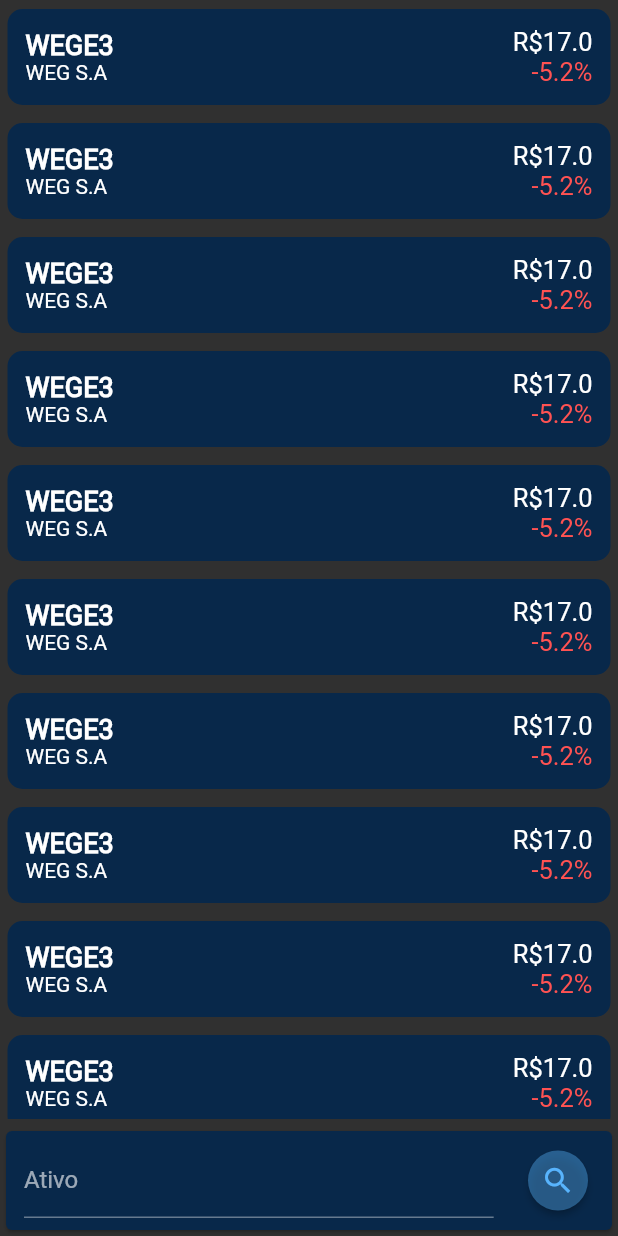
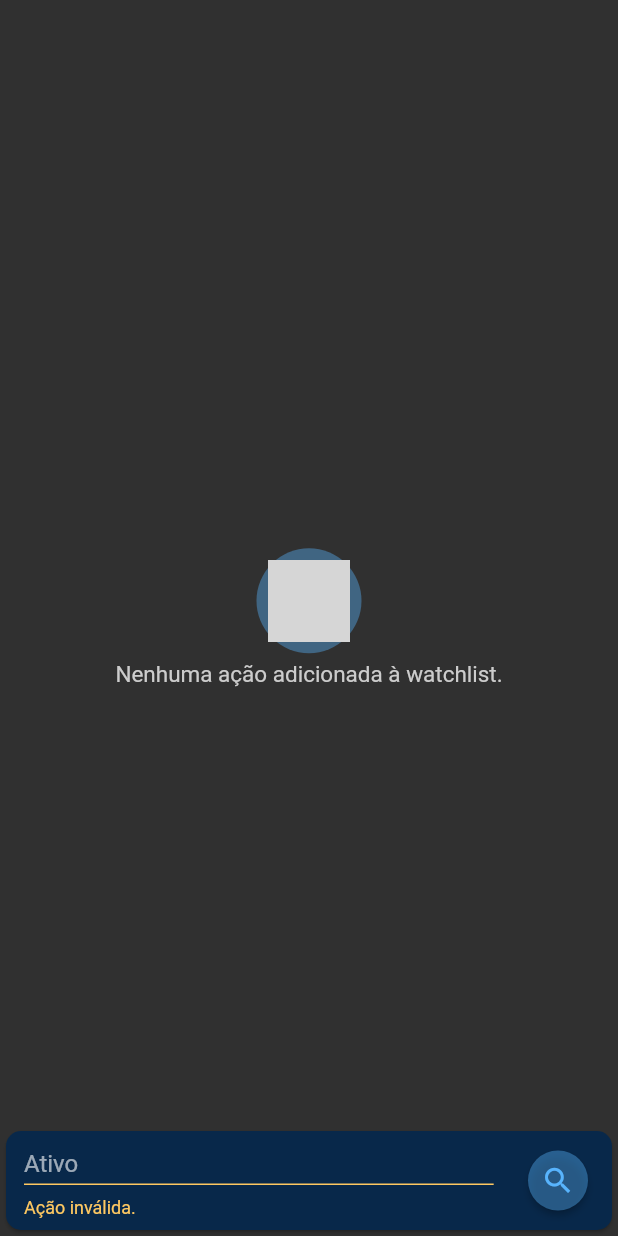
Before and after one commit to pulszao/investing, a Flutter app: the WatchlistScreen screen opened directly, after a tap on the "search" icon, on a phone screen of 412 x 824 dp. Run offline on Flutter 3.47's test engine with Material 2 defaults, Android fonts, the phone set to English and light mode, and no system bars; our stand-ins replace dropdown_search, flutter_secure_storage, material_design_icons_flutter, syncfusion_flutter_charts; accounts and stored records are empty; grey boxes are pictures that could not be loaded.

Commit message:
Integrating watchlist with IEX api

```diff
--- a/lib/components/card/stock_watchlist_card.dart
+++ b/lib/components/card/stock_watchlist_card.dart
@@ -8,6 +8,7 @@ class StockWatchlistCard extends StatelessWidget {
   final double dailyChange;
   final String stockSymbol;
   final String stockDescription;
+  final void Function()? removeStock;
 
   const StockWatchlistCard({
     Key? key,
@@ -15,6 +16,7 @@ class StockWatchlistCard extends StatelessWidget {
     required this.stockDescription,
     required this.nowPrice,
     required this.dailyChange,
+    required this.removeStock,
   }) : super(key: key);
 
   @override
@@ -25,11 +27,9 @@ class StockWatchlistCard extends StatelessWidget {
           context: context,
           builder: (_) => StandardModal(
             label: 'Excluir item',
-            body: 'Tem certeza que você deseja remover WEGE3 de sua watchlist?',
+            body: 'Tem certeza que você deseja remover $stockSymbol de sua watchlist?',
             confirmButtonLabel: 'Remover',
-            confirmButtonFunction: () {
-              Navigator.pop(context);
-            },
+            confirmButtonFunction: removeStock,
           ),
         );
       },
@@ -71,13 +71,13 @@ class StockWatchlistCard extends StatelessWidget {
                     crossAxisAlignment: CrossAxisAlignment.end,
                     children: [
                       Text(
-                        'R\$$nowPrice',
+                        'R\$${nowPrice.toStringAsFixed(2)}',
                         style: kBaseTextStyle(
                           fontSize: 17,
                         ),
                       ),
                       Text(
-                        '$dailyChange%',
+                        '${dailyChange.toStringAsFixed(2)}%',
                         style: kBaseTextStyle(
                           fontSize: 17,
                           color: dailyChange > 0 ? Colors.greenAccent : Colors.redAccent,
--- /dev/null
+++ b/lib/components/modal/scaffold_modal.dart
@@ -0,0 +1,25 @@
+import 'package:flutter/material.dart';
+import '../../../constants.dart';
+
+ScaffoldFeatureController<SnackBar, SnackBarClosedReason> showScaffoldModal({
+  required BuildContext context,
+  required String message,
+  required int duration,
+  Color? backgroundColor,
+  Color? textColor,
+}) {
+  return ScaffoldMessenger.of(context).showSnackBar(
+    SnackBar(
+      behavior: SnackBarBehavior.floating,
+      duration: Duration(seconds: duration),
+      backgroundColor: backgroundColor ?? kColorScheme.error,
+      content: Text(
+        message,
+        style: kBaseTextStyle(
+          fontSize: 15,
+          color: textColor ?? Colors.white,
+        ),
+      ),
+    ),
+  );
+}
--- /dev/null
+++ b/lib/provider/wachlist/watchlist_provider.dart
@@ -0,0 +1,14 @@
+import 'package:flutter/material.dart';
+
+class WatchlistProvider extends ChangeNotifier {
+  String _stock = '';
+
+  void setNewStock(String stock) {
+    _stock = stock.toUpperCase();
+    notifyListeners();
+  }
+
+  String getNewStock() {
+    return _stock;
+  }
+}
--- a/lib/screens/watchlist/watchlist_screen.dart
+++ b/lib/screens/watchlist/watchlist_screen.dart
@@ -1,6 +1,12 @@
 import 'package:flutter/material.dart';
+import 'package:investing/components/modal/loading_modal.dart';
+import 'package:investing/components/modal/scaffold_modal.dart';
+import 'package:investing/storage/user_secure_storage.dart';
+import 'package:provider/provider.dart';
 import '../../components/card/stock_watchlist_card.dart';
-import '../../constants.dart';
+import '../../../constants.dart';
+import '../../../provider/wachlist/watchlist_provider.dart';
+import '../../services/get_quote/get_quote.dart';
 
 class WatchlistScreen extends StatefulWidget {
   const WatchlistScreen({Key? key}) : super(key: key);
@@ -10,90 +16,29 @@ class WatchlistScreen extends StatefulWidget {
 }
 
 class _WatchlistScreenState extends State<WatchlistScreen> {
+  bool buildWidgets = false;
+  final _newStockKey = GlobalKey<FormState>();
+  TextEditingController stockFormController = TextEditingController();
+  List<StockWatchlistCard> stocksWidgets = [];
+
+  @override
+  void initState() {
+    getStockQuotes();
+    super.initState();
+  }
+
   @override
   Widget build(BuildContext context) {
-    List<StockWatchlistCard> stocksWidgets = const [
-      StockWatchlistCard(
-        stockSymbol: 'WEGE3',
-        stockDescription: 'WEG S.A',
-        nowPrice: 17,
-        dailyChange: -5.2,
-      ),
-      StockWatchlistCard(
-        stockSymbol: 'WEGE3',
-        stockDescription: 'WEG S.A',
-        nowPrice: 17,
-        dailyChange: -5.2,
-      ),
-      StockWatchlistCard(
-        stockSymbol: 'WEGE3',
-        stockDescription: 'WEG S.A',
-        nowPrice: 17,
-        dailyChange: -5.2,
-      ),
-      StockWatchlistCard(
-        stockSymbol: 'WEGE3',
-        stockDescription: 'WEG S.A',
-        nowPrice: 17,
-        dailyChange: -5.2,
-      ),
-      StockWatchlistCard(
-        stockSymbol: 'WEGE3',
-        stockDescription: 'WEG S.A',
-        nowPrice: 17,
-        dailyChange: -5.2,
-      ),
-      StockWatchlistCard(
-        stockSymbol: 'WEGE3',
-        stockDescription: 'WEG S.A',
-        nowPrice: 17,
-        dailyChange: -5.2,
-      ),
-      StockWatchlistCard(
-        stockSymbol: 'WEGE3',
-        stockDescription: 'WEG S.A',
-        nowPrice: 17,
-        dailyChange: -5.2,
-      ),
-      StockWatchlistCard(
-        stockSymbol: 'WEGE3',
-        stockDescription: 'WEG S.A',
-        nowPrice: 17,
-        dailyChange: -5.2,
-      ),
-      StockWatchlistCard(
-        stockSymbol: 'WEGE3',
-        stockDescription: 'WEG S.A',
-        nowPrice: 17,
-        dailyChange: -5.2,
-      ),
-      StockWatchlistCard(
-        stockSymbol: 'WEGE3',
-        stockDescription: 'WEG S.A',
-        nowPrice: 17,
-        dailyChange: -5.2,
-      ),
-      StockWatchlistCard(
-        stockSymbol: 'WEGE3',
-        stockDescription: 'WEG S.A',
-        nowPrice: 17,
-        dailyChange: -5.2,
-      ),
-      StockWatchlistCard(
-        stockSymbol: 'WEGE3',
-        stockDescription: 'WEG S.A',
-        nowPrice: 17,
-        dailyChange: -5.2,
-      ),
-    ];
-
-    return Scaffold(
-      body: GestureDetector(
+    return GestureDetector(
       onTap: () => FocusScope.of(context).unfocus(), // dismiss keyboard
-        child: SafeArea(
-          child: Stack(
+      child: Scaffold(
+        body: SafeArea(
+          child: !buildWidgets
+              ? kCircularLoading
+              : Stack(
                   children: [
-              Padding(
+                    stocksWidgets.isNotEmpty
+                        ? Padding(
                             padding: const EdgeInsets.only(bottom: 78.0),
                             child: SingleChildScrollView(
                               child: Column(
@@ -114,12 +59,17 @@ class _WatchlistScreenState extends State<WatchlistScreen> {
                                 ],
                               ),
                             ),
+                          )
+                        : notFound(
+                            height: 0,
+                            label: 'Nenhuma ação adicionada à watchlist.',
                           ),
                     Column(
                       mainAxisAlignment: MainAxisAlignment.end,
                       children: [
                         Card(
                           color: kColorScheme.surface,
+                          shape: const RoundedRectangleBorder(borderRadius: BorderRadius.all(Radius.circular(10))),
                           child: Padding(
                             padding: const EdgeInsets.symmetric(horizontal: 12.0, vertical: 8),
                             child: Row(
@@ -128,15 +78,30 @@ class _WatchlistScreenState extends State<WatchlistScreen> {
                                 SizedBox(
                                   width: MediaQuery.of(context).size.width * 0.76,
                                   height: 50,
+                                  child: Form(
+                                    key: _newStockKey,
                                     child: TextFormField(
                                       decoration: const InputDecoration(
                                         labelText: 'Ativo',
+                                      ),
+                                      controller: stockFormController,
+                                      validator: (stock) {
+                                        if (stock != null && stock.trim() == '') {
+                                          return 'Ação inválida.';
+                                        }
+                                        return null;
+                                      },
+                                      onChanged: (stock) {
+                                        if (stock.trim() != '') {
+                                          Provider.of<WatchlistProvider>(context, listen: false).setNewStock(stock.trim());
+                                        }
+                                      },
                                     ),
                                   ),
                                 ),
                                 FloatingActionButton(
                                   heroTag: 'search',
-                            onPressed: () {},
+                                  onPressed: addStockToWatchlist,
                                   materialTapTargetSize: MaterialTapTargetSize.padded,
                                   mini: true,
                                   elevation: 2,
@@ -159,4 +124,156 @@ class _WatchlistScreenState extends State<WatchlistScreen> {
       ),
     );
   }
+
+  void removeStockFromWatchlist({required String code}) async {
+    loadingModalCall(context);
+
+    Provider.of<WatchlistProvider>(context, listen: false).setNewStock(code);
+
+    try {
+      List<String>? watchlist = await UserSecureStorage.getWatchlist();
+      watchlist!.remove(code);
+
+      // update stocks
+      UserSecureStorage.setWatchlist(watchlist);
+
+      getStockQuotes(remove: true);
+    } catch (_) {
+      // pop loading modal
+      if (!mounted) return;
+      Navigator.pop(context);
+      Provider.of<WatchlistProvider>(context, listen: false).setNewStock('');
     }
+  }
+
+  void addStockToWatchlist() async {
+    if (_newStockKey.currentState!.validate()) {
+      List<String>? watchlist = await UserSecureStorage.getWatchlist();
+
+      if (!mounted) return;
+      loadingModalCall(context);
+
+      String stock = Provider.of<WatchlistProvider>(context, listen: false).getNewStock();
+
+      if (!watchlist!.contains(stock)) {
+        // get stock quote
+        Map? data = await getSingleQuote(code: stock);
+
+        try {
+          watchlist.add(data!['symbol']);
+
+          // save stock locally
+          UserSecureStorage.setWatchlist(watchlist);
+
+          getStockQuotes();
+        } catch (_) {
+          // pop loading modal
+          if (!mounted) return;
+          Navigator.pop(context);
+          Provider.of<WatchlistProvider>(context, listen: false).setNewStock('');
+
+          // error scaffold modal
+          showScaffoldModal(
+            context: context,
+            message: "Desculpa, tivemos problemas ao adicionar '$stock' à sua watchlist.",
+            duration: 3,
+          );
+
+          // no stock was added
+          setState(() {
+            buildWidgets = true;
+            stockFormController.clear();
+          });
+        }
+      } else {
+        if (!mounted) return;
+        Navigator.pop(context);
+        Provider.of<WatchlistProvider>(context, listen: false).setNewStock('');
+        stockFormController.clear();
+
+        // error scaffold modal
+        showScaffoldModal(
+          context: context,
+          message: "'$stock' já está em sua watchlist.",
+          duration: 3,
+        );
+      }
+    }
+  }
+
+  void getStockQuotes({bool remove = false}) async {
+    String newStock = Provider.of<WatchlistProvider>(context, listen: false).getNewStock();
+    List<String>? watchlist = await UserSecureStorage.getWatchlist();
+    List<StockWatchlistCard> stocksWidgets = [];
+
+    if (watchlist!.isNotEmpty) {
+      Map? quotes = await getMultipleQuote(codes: watchlist);
+
+      for (String stock in quotes!.keys) {
+        stocksWidgets.add(
+          StockWatchlistCard(
+            stockSymbol: quotes[stock]['quote']['symbol'],
+            stockDescription: quotes[stock]['quote']['companyName'],
+            nowPrice: quotes[stock]['quote']['latestPrice'].toDouble(),
+            dailyChange: (quotes[stock]['quote']['changePercent'] * 100).toDouble(),
+            removeStock: () {
+              // pop modal
+              Navigator.pop(context);
+              removeStockFromWatchlist(code: quotes[stock]['quote']['symbol']);
+            },
+          ),
+        );
+      }
+
+      if (newStock != '') {
+        // pop loading modal
+        if (!mounted) return;
+        Navigator.pop(context);
+        Provider.of<WatchlistProvider>(context, listen: false).setNewStock('');
+        // success scaffold modal
+        showScaffoldModal(
+          context: context,
+          message: "'$newStock' foi ${remove ? 'removido' : 'adicionado'} com sucesso ${remove ? 'da' : 'à'} sua watchlist.",
+          duration: 3,
+          backgroundColor: remove ? kWarningColor : kSuccessColor,
+        );
+      }
+
+      setState(() {
+        buildWidgets = true;
+        stockFormController.clear();
+        this.stocksWidgets = stocksWidgets;
+      });
+    } else {
+      if (!mounted) return;
+      if (newStock != '') {
+        Provider.of<WatchlistProvider>(context, listen: false).setNewStock('');
+
+        if (remove == true) {
+          // pop loading modal
+          Navigator.pop(context);
+          // success scaffold modal
+          showScaffoldModal(
+            context: context,
+            message: "'$newStock' foi removido com sucesso da sua watchlist.",
+            duration: 3,
+            backgroundColor: Colors.amber,
+          );
+        } else {
+          showScaffoldModal(
+            context: context,
+            message: "Desculpa, tivemos problemas ao adicionar '$newStock' à sua watchlist",
+            duration: 2,
+          );
+        }
+      }
+
+      // no stock was added
+      setState(() {
+        buildWidgets = true;
+        stockFormController.clear();
+        this.stocksWidgets = [];
+      });
+    }
+  }
+}
--- /dev/null
+++ b/lib/storage/user_secure_storage.dart
@@ -0,0 +1,28 @@
+import 'package:flutter_secure_storage/flutter_secure_storage.dart';
+
+class UserSecureStorage {
+  static const _storage = FlutterSecureStorage();
+
+  static const _watchlist = 'watchlist';
+
+  static Future setWatchlist(List<String>? data) async {
+    String stocks = '';
+    if (data!.isNotEmpty) {
+      for (var element in data) {
+        if (element != '') {
+          stocks += element;
+          if (element != data.last) {
+            stocks += ',';
+          }
+        }
+      }
+    }
+    await _storage.write(key: _watchlist, value: data.isNotEmpty ? stocks : null);
+  }
+
+  static Future<List<String>?> getWatchlist() async {
+    String? stocks = await _storage.read(key: _watchlist);
+
+    return stocks != null ? stocks.split(',') : [];
+  }
+}
```
Also changed, not shown: lib/components/modal/loading_modal.dart (added, +49 -0 lines). Lines whose indentation alone changed are shown as unchanged.
